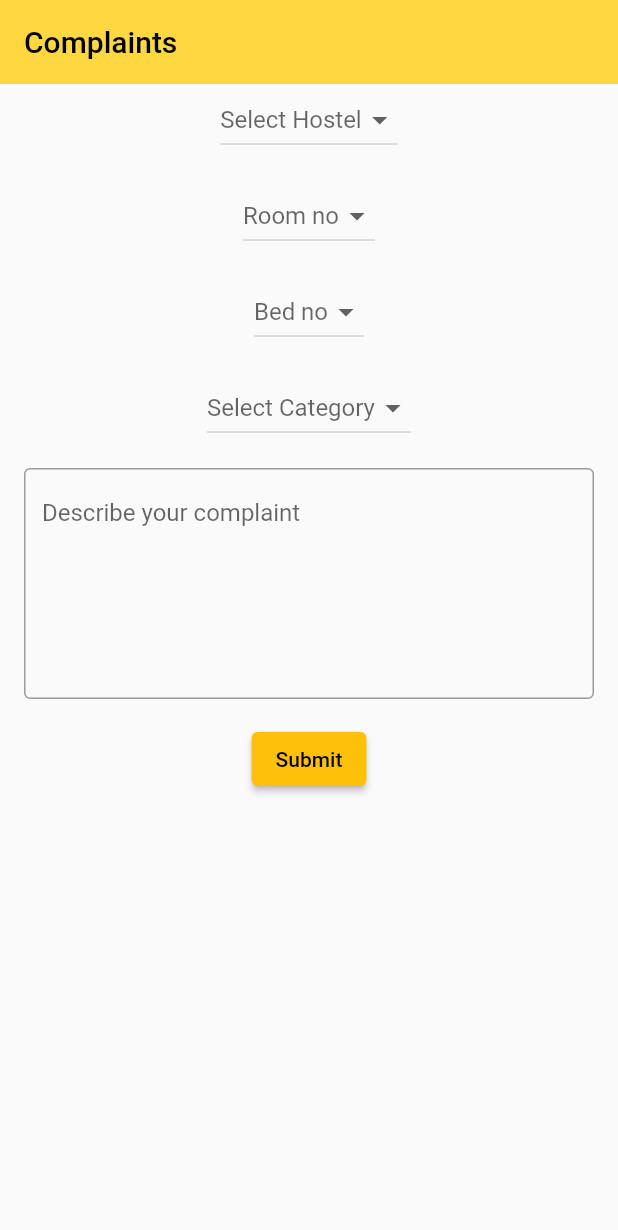
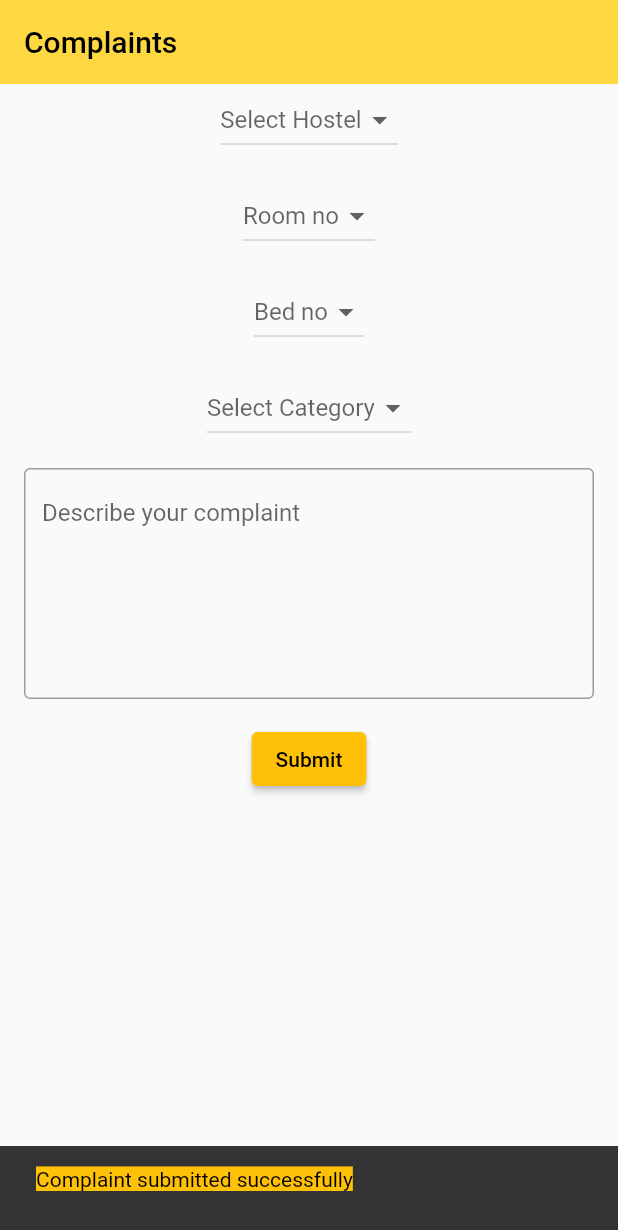
Before and after one commit to Khushi740/hostelhive, a Flutter app: the Complaints screen opened directly, after a tap on "Submit", on a phone screen of 412 x 824 dp. Shown: the top 1230 px of the screen. Run offline on Flutter 3.47's test engine with Material 2 defaults, Android fonts, the phone set to English and light mode, and no system bars; our stand-ins replace cloud_firestore, curved_navigation_bar, email_validator, firebase_auth, firebase_core, flutter_easyloading and 4 more; missing offline and left inert: phone_form_field; accounts and stored records are empty.

Commit message:
Updated complaints
Signed-off-by: ishitag22 <ishitagaur4@gmail.com>

```diff
--- a/lib/screens/complaints.dart
+++ b/lib/screens/complaints.dart
@@ -1,4 +1,5 @@
 import 'package:flutter/material.dart';
+import 'package:get/get.dart';
 
 class Complaints extends StatefulWidget {
   const Complaints({Key? key}) : super(key: key);
@@ -27,11 +28,14 @@ class ComplaintsScreenState extends State<Complaints> {
 }
 
 class ComplaintsForm extends StatefulWidget {
+  final GlobalKey<ScaffoldState> _scaffoldKey = GlobalKey<ScaffoldState>();
+
   @override
   _ComplaintsFormState createState() => _ComplaintsFormState();
 }
 
 class _ComplaintsFormState extends State<ComplaintsForm> {
+  final GlobalKey<ScaffoldState> _scaffoldKey = GlobalKey<ScaffoldState>();
   String? hostel;
   String? category;
   int? room;
@@ -41,16 +45,25 @@ class _ComplaintsFormState extends State<ComplaintsForm> {
   var hostelNumbers = ["A", "B", "C", "D"];
   var categories = ["Carpentry", "Cleaning", "Electrical", "Plumbing"];
 
+  void handleSubmit() {
+    setState(() {
+      hostel = null;
+      room = null;
+      bed = null;
+      category = null;
+      descriptionController.clear();
+    });
+    ScaffoldMessenger.of(context).showSnackBar(
+      SnackBar(
+          content: Container(padding: EdgeInsets.only(bottom: 16.0),
+          child: Text("Complaint submitted successfully", style: TextStyle(backgroundColor: Colors.amber, color: Colors.black),),
+      ),
+      ),
+    );
+  }
   @override
   Widget build(BuildContext context) {
-    return
-    //   Padding(
-    //   padding: EdgeInsets.all(16.0),
-    //   child: Card(
-    // child: Padding(
-    //   padding: EdgeInsets.all(16.0),
-    // child:
-    Column(
+    return Column(
         children: [
           DropdownButton<String>(
             value: hostel,
@@ -132,11 +145,7 @@ class _ComplaintsFormState extends State<ComplaintsForm> {
           ),
           SizedBox(height: 16),
           ElevatedButton(
-
-          onPressed: () {
-            // Handle submission of the complaint form
-            // You can access the selected values and description using the corresponding variables.
-          },
+            onPressed: handleSubmit,
             child: Text("Submit", style: TextStyle(color: Colors.black),),
             style: ElevatedButton.styleFrom(
               primary: Colors.amber,
@@ -146,6 +155,7 @@ class _ComplaintsFormState extends State<ComplaintsForm> {
       //),
    // ),
       //  ),
+
       );
   }
 }
```
Lines whose indentation alone changed are shown as unchanged.
